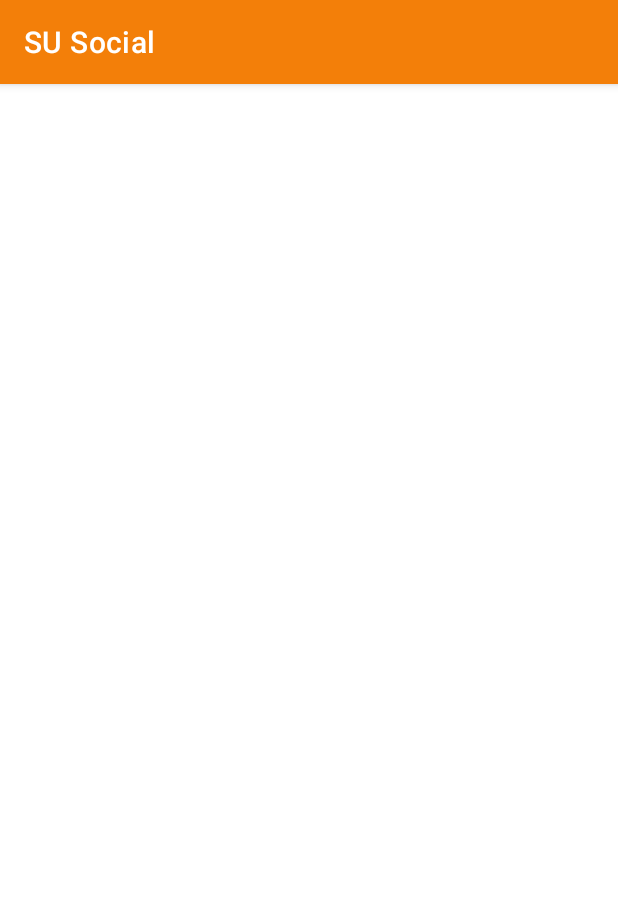
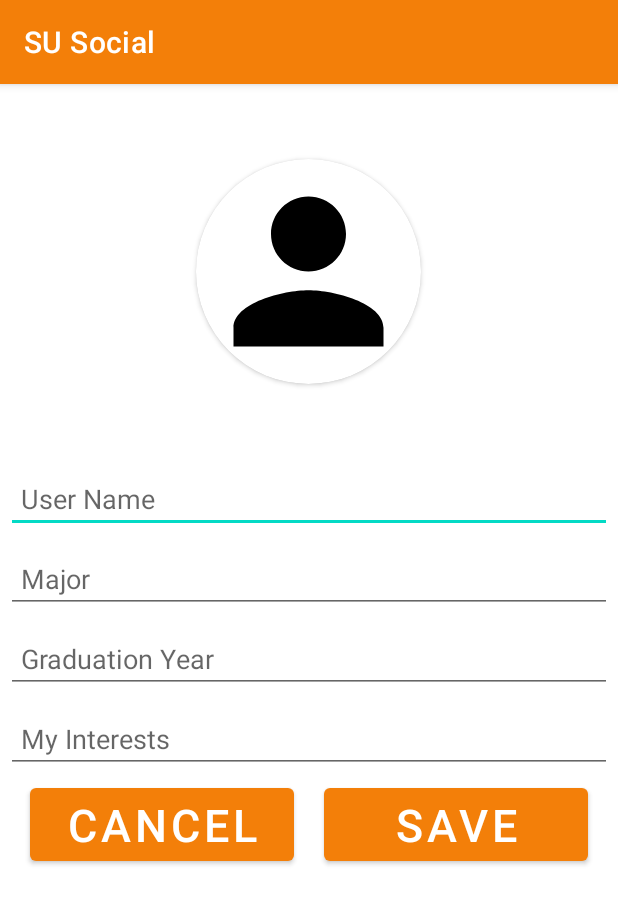
Before and after one commit to Erodri07/SU_Social, an Android app: the edit_profile screen opened directly, with no data from a screen before it, on a phone screen of 412 x 824 dp. Shown: the top 904 px of the screen. Run offline under Robolectric (Android 15) with nearby library versions, the phone set to English and light mode, and no system bars.

Commit message:
Design the Edit_Profile UI

```diff
--- a/app/src/main/java/com/example/susocial/Profile.java
+++ b/app/src/main/java/com/example/susocial/Profile.java
@@ -60,6 +60,10 @@ public class Profile extends AppCompatActivity implements View.OnClickListener {
             case R.id.logout:
                 FirebaseAuth.getInstance().signOut();
                 startActivity(new Intent(Profile.this, LoginUI.class));
+                // click on button, should go to edit_profile acitivity;
+            case R.id.EditProfile:
+                startActivity(new Intent(Profile.this,edit_profile.class));
+
         }
     }
 
--- a/app/src/main/res/layout/activity_edit_profile.xml
+++ b/app/src/main/res/layout/activity_edit_profile.xml
@@ -1,11 +1,99 @@
 <?xml version="1.0" encoding="utf-8"?>
-<androidx.constraintlayout.widget.ConstraintLayout xmlns:android="http://schemas.android.com/apk/res/android"
+<LinearLayout xmlns:android="http://schemas.android.com/apk/res/android"
     xmlns:app="http://schemas.android.com/apk/res-auto"
     xmlns:tools="http://schemas.android.com/tools"
     android:layout_width="match_parent"
     android:layout_height="match_parent"
+    android:orientation="vertical"
     tools:context=".edit_profile">
 
+    <androidx.cardview.widget.CardView
+        android:layout_width="150dp"
+        android:layout_height="150dp"
+        app:cardPreventCornerOverlap="false"
+        app:cardCornerRadius="75dp"
+        android:layout_marginBottom="50dp"
+        android:layout_marginTop="50dp"
+        android:layout_gravity="center_horizontal">
+
+        <ImageView
+            android:id="@+id/iv_cp"
+            android:layout_width="match_parent"
+            android:layout_height="match_parent"
+            android:background="@drawable/ic_profile"
+            android:clickable="true"
+            android:scaleType="fitCenter" />
+
+    </androidx.cardview.widget.CardView>
+
+    <EditText
+        android:layout_width="match_parent"
+        android:layout_height="wrap_content"
+        android:hint="User Name"
+        android:id="@+id/edit_name"
+        android:layout_margin="4dp"
+        android:drawablePadding="7dp"
+        android:paddingLeft="10dp"
+        android:textColor="@color/grey"/>
+
+    <EditText
+        android:layout_width="match_parent"
+        android:layout_height="wrap_content"
+        android:hint="Major"
+        android:id="@+id/edit_major"
+        android:layout_margin="4dp"
+        android:layout_marginTop="10dp"
+        android:drawablePadding="7dp"
+        android:paddingLeft="10dp"
+        android:textColor="@color/grey"/>
+
+    <EditText
+        android:layout_width="match_parent"
+        android:layout_height="wrap_content"
+        android:hint="Graduation Year"
+        android:id="@+id/edit_year"
+        android:layout_margin="4dp"
+        android:layout_marginTop="10dp"
+        android:drawablePadding="7dp"
+        android:paddingLeft="10dp"
+        android:textColor="@color/grey"/>
+
+    <EditText
+        android:layout_width="match_parent"
+        android:layout_height="wrap_content"
+        android:hint="My Interests"
+        android:id="@+id/edit_interest"
+        android:layout_margin="4dp"
+        android:layout_marginTop="10dp"
+        android:drawablePadding="7dp"
+        android:paddingLeft="10dp"
+        android:textColor="@color/grey"/>
+
+    <LinearLayout
+        android:layout_width="match_parent"
+        android:layout_height="wrap_content"
+        android:orientation="horizontal">
+
+        <Button
+            android:id="@+id/editProfile_cancel"
+            android:layout_width="0dp"
+            android:layout_height="wrap_content"
+            android:layout_marginLeft="20dp"
+            android:layout_weight="1"
+            android:text="CANCEL"
+            android:textSize="30dp" />
+
+        <Button
+            android:id="@+id/editProfile_save"
+            android:layout_width="0dp"
+            android:layout_height="wrap_content"
+            android:layout_marginLeft="20dp"
+            android:layout_marginRight="20dp"
+            android:layout_weight="1"
+            android:text="SAVE"
+            android:textSize="30dp" />
+
+    </LinearLayout>
 
 
-</androidx.constraintlayout.widget.ConstraintLayout>
+</LinearLayout>
```
